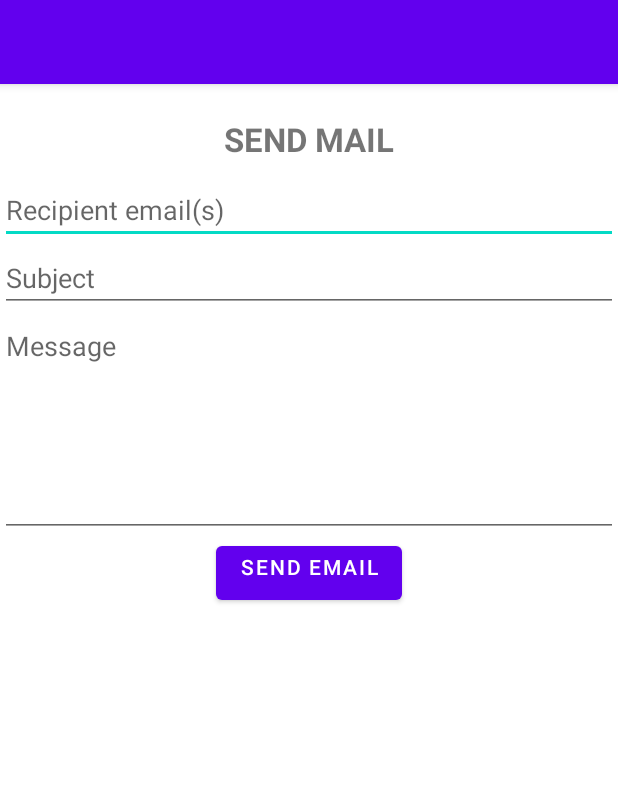
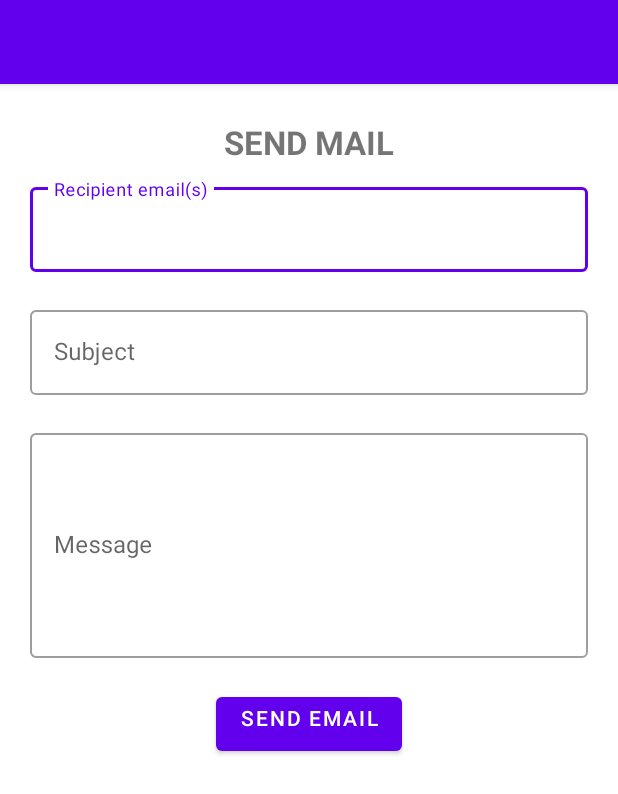
Before and after one commit to Atifsid/Tech_Project, an Android app: the screen it shows after launch (MailActivity), after a tap on an icon or button, on a phone screen of 412 x 824 dp. Shown: the top 794 px of the screen. Run offline under Robolectric (Android 15) with nearby library versions, the light colour scheme and no system bars; our stand-ins replace Firebase (no records; nobody signed in at launch, a user with empty details on screens opened directly).

Commit message:
Switch to Material Mesign

```diff
--- a/app/src/main/java/com/example/miniproject/fragments/AboutFragment.kt
+++ b/app/src/main/java/com/example/miniproject/fragments/AboutFragment.kt
@@ -7,6 +7,7 @@ import android.view.LayoutInflater
 import android.view.View
 import android.view.ViewGroup
 import android.widget.ImageButton
+import android.widget.ImageView
 import androidx.fragment.app.Fragment
 import com.example.miniproject.R
 
@@ -41,8 +42,8 @@ class AboutFragment : Fragment() {
         // Inflate the layout for this fragment
         val a = inflater.inflate(R.layout.fragment_about, container, false)
 
-        val facebook = a.findViewById<ImageButton>(R.id.btn_facebook)
-        val insta = a.findViewById<ImageButton>(R.id.btn_instagram)
+        val facebook = a.findViewById<ImageView>(R.id.btn_facebook)
+        val insta = a.findViewById<ImageView>(R.id.btn_instagram)
 
         facebook.setOnClickListener {
             val fbUrl = "https://www.facebook.com/AssociationForComputingMachinery"
--- a/app/src/main/res/layout/activity_login.xml
+++ b/app/src/main/res/layout/activity_login.xml
@@ -4,6 +4,7 @@
     xmlns:tools="http://schemas.android.com/tools"
     android:layout_width="match_parent"
     android:layout_height="match_parent"
+    android:padding="20dp"
     tools:context=".LoginActivity">
 
     <ImageView
@@ -23,7 +24,7 @@
         android:id="@+id/user"
         android:layout_width="0dp"
         android:layout_height="100dp"
-        android:layout_marginTop="90dp"
+        android:layout_marginTop="100dp"
         app:layout_constraintBottom_toTopOf="@id/user"
         app:layout_constraintEnd_toEndOf="@+id/bg"
         app:layout_constraintStart_toStartOf="parent"
--- a/app/src/main/res/layout/activity_mail.xml
+++ b/app/src/main/res/layout/activity_mail.xml
@@ -4,6 +4,7 @@
     xmlns:tools="http://schemas.android.com/tools"
     android:layout_width="match_parent"
     android:layout_height="match_parent"
+    android:padding="20dp"
     tools:context=".MailActivity">
 
     <TextView
@@ -17,44 +18,73 @@
         app:layout_constraintBottom_toTopOf="@id/recipientEt"
         android:layout_marginBottom="10dp"/>
 
-    <EditText
+    <com.google.android.material.textfield.TextInputLayout
         android:id="@+id/recipientEt"
         android:layout_width="match_parent"
         android:layout_height="wrap_content"
         android:hint="Recipient email(s)"
-        android:inputType="textEmailAddress"
         android:layout_marginBottom="600dp"
+        android:layout_marginTop="20dp"
         app:layout_constraintStart_toStartOf="parent"
         app:layout_constraintEnd_toEndOf="parent"
         app:layout_constraintTop_toTopOf="parent"
-        app:layout_constraintBottom_toBottomOf="parent" />
+        app:layout_constraintBottom_toBottomOf="parent"
+        style="@style/Widget.MaterialComponents.TextInputLayout.OutlinedBox">
 
-    <EditText
+        <com.google.android.material.textfield.TextInputEditText
+            android:inputType="textEmailAddress"
+            android:layout_width="match_parent"
+            android:layout_height="wrap_content"
+            />
+
+    </com.google.android.material.textfield.TextInputLayout>
+
+    <com.google.android.material.textfield.TextInputLayout
         android:id="@+id/subjectEt"
         android:layout_width="match_parent"
         android:layout_height="wrap_content"
         android:hint="Subject"
-        android:inputType="text"
+        android:layout_marginTop="20dp"
         app:layout_constraintStart_toStartOf="parent"
         app:layout_constraintEnd_toEndOf="parent"
-        app:layout_constraintTop_toBottomOf="@id/recipientEt"/>
+        app:layout_constraintTop_toBottomOf="@id/recipientEt"
+        style="@style/Widget.MaterialComponents.TextInputLayout.OutlinedBox">
 
-    <EditText
+        <com.google.android.material.textfield.TextInputEditText
+            android:inputType="text"
+            android:layout_width="match_parent"
+            android:layout_height="wrap_content"
+            />
+
+    </com.google.android.material.textfield.TextInputLayout>
+
+    <com.google.android.material.textfield.TextInputLayout
         android:id="@+id/messageEt"
-        android:hint="Message"
         android:layout_width="match_parent"
         android:layout_height="wrap_content"
+        android:hint="Message"
         android:minHeight="150dp"
         android:gravity="start"
+        android:layout_marginTop="20dp"
         app:layout_constraintStart_toStartOf="parent"
         app:layout_constraintEnd_toEndOf="parent"
-        app:layout_constraintTop_toBottomOf="@id/subjectEt"/>
+        app:layout_constraintTop_toBottomOf="@id/subjectEt"
+        style="@style/Widget.MaterialComponents.TextInputLayout.OutlinedBox">
+
+        <com.google.android.material.textfield.TextInputEditText
+            android:minHeight="150dp"
+            android:layout_width="match_parent"
+            android:layout_height="wrap_content"
+            />
+
+    </com.google.android.material.textfield.TextInputLayout>
 
     <Button
         android:id="@+id/sendEmailBtn"
         android:layout_width="wrap_content"
         android:layout_height="wrap_content"
         android:gravity="end"
+        android:layout_marginTop="20dp"
         android:text="Send Email"
         app:layout_constraintStart_toStartOf="parent"
         app:layout_constraintEnd_toEndOf="parent"
--- a/app/src/main/res/layout/fragment_functions.xml
+++ b/app/src/main/res/layout/fragment_functions.xml
@@ -3,8 +3,12 @@
     xmlns:tools="http://schemas.android.com/tools"
     android:layout_width="match_parent"
     android:layout_height="match_parent"
+    android:padding="70dp"
+    android:layout_marginTop="50dp"
+    android:layout_marginLeft="22dp"
     xmlns:app="http://schemas.android.com/apk/res-auto"
     tools:context=".fragments.FunctionsFragment">
+
 
 
     <ImageView
--- a/app/src/main/res/layout/fragment_logout.xml
+++ b/app/src/main/res/layout/fragment_logout.xml
@@ -3,6 +3,7 @@
     xmlns:tools="http://schemas.android.com/tools"
     android:layout_width="match_parent"
     android:layout_height="match_parent"
+    android:padding="40dp"
     xmlns:app="http://schemas.android.com/apk/res-auto"
     tools:context=".fragments.LogoutFragment">
 
```
Also changed, not shown: app/src/main/res/layout/activity_call.xml (+15 -6 lines), app/src/main/res/layout/activity_register.xml (+8 -6 lines), app/src/main/res/layout/activity_sms.xml (+28 -7 lines), app/src/main/res/layout/activity_text.xml (+36 -56 lines), app/src/main/res/layout/fragment_about.xml (+14 -11 lines), app/src/main/res/drawable-v24/call.jpg (deleted), app/src/main/res/drawable-v24/call.png (added), app/src/main/res/drawable-v24/sms.jpg (deleted), app/src/main/res/drawable-v24/sms.png (added).
